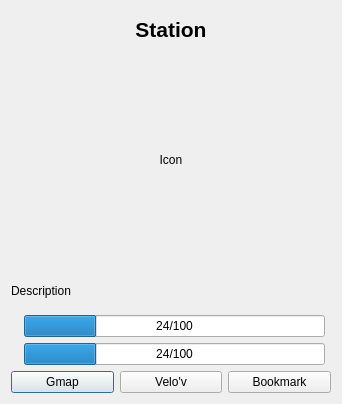
First picture: the form in src/stationdialog.ui, repository iksaif/lugdulov, before the edit.
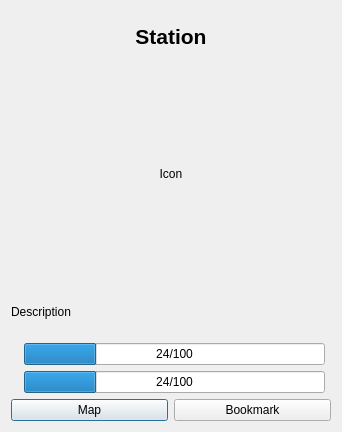
Second picture: the form after the edit. Icons and pictures are not drawn.

```diff
--- a/src/stationdialog.ui
+++ b/src/stationdialog.ui
@@ -7,7 +7,7 @@
     <x>0</x>
     <y>0</y>
     <width>341</width>
-    <height>404</height>
+    <height>432</height>
    </rect>
   </property>
   <property name="windowTitle">
@@ -84,11 +84,11 @@
     </widget>
    </item>
    <item row="5" column="0" colspan="3">
-    <layout class="QHBoxLayout" name="horizontalLayout">
-     <item>
-      <widget class="QPushButton" name="gmapButton">
+    <layout class="QGridLayout" name="gridLayout_2">
+     <item row="0" column="1">
+      <widget class="QPushButton" name="mapButton">
        <property name="text">
-        <string>Gmap</string>
+        <string>Map</string>
        </property>
        <property name="icon">
         <iconset resource="../res/lugdulov.qrc">
@@ -96,18 +96,7 @@
        </property>
       </widget>
      </item>
-     <item>
-      <widget class="QPushButton" name="velovButton">
-       <property name="text">
-        <string>Velo'v</string>
-       </property>
-       <property name="icon">
-        <iconset resource="../res/lugdulov.qrc">
-         <normaloff>:/res/icon.png</normaloff>:/res/icon.png</iconset>
-       </property>
-      </widget>
-     </item>
-     <item>
+     <item row="0" column="2">
       <widget class="QPushButton" name="bookmarkButton">
        <property name="text">
         <string>Bookmark</string>
```
Left out of the diff: 42 changed lines with no effect on the pictures.
